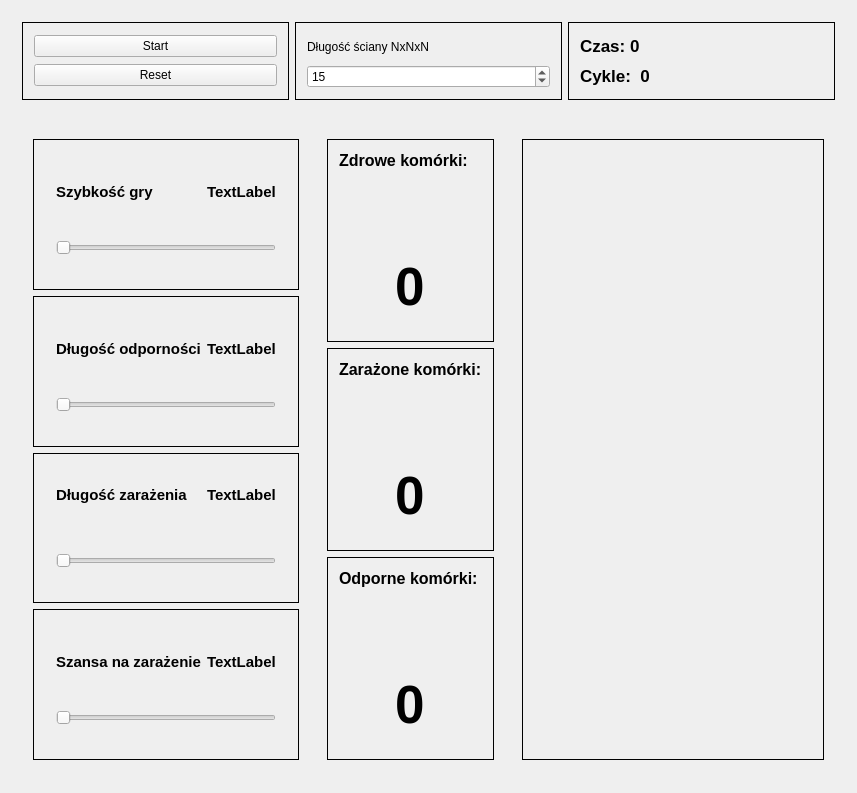
Qt form Nora3D/nora3d.ui (Bar-Lat/Nora3D) before a commit.
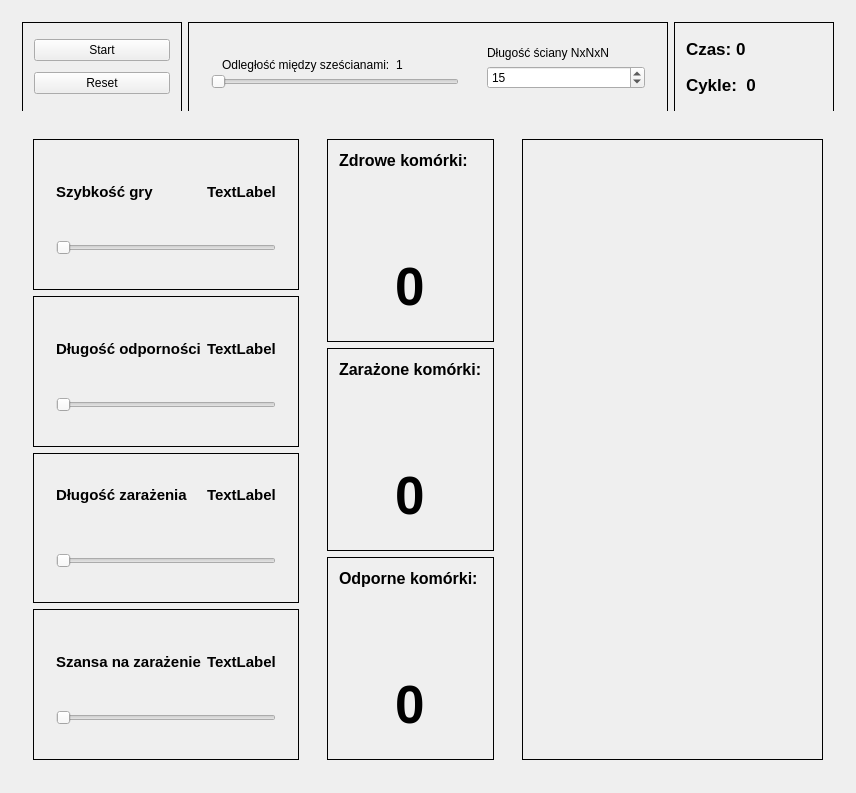
The same form after that commit.

Commit message: feature: added spacing slider

```diff
--- a/Nora3D/nora3d.ui
+++ b/Nora3D/nora3d.ui
@@ -6,7 +6,7 @@
    <rect>
     <x>0</x>
     <y>0</y>
-    <width>857</width>
+    <width>856</width>
     <height>793</height>
    </rect>
   </property>
@@ -20,6 +20,18 @@
    <layout class="QVBoxLayout" name="verticalLayout">
     <item>
      <widget class="QWidget" name="topWidget" native="true">
+      <property name="sizePolicy">
+       <sizepolicy hsizetype="Preferred" vsizetype="Preferred">
+        <horstretch>0</horstretch>
+        <verstretch>0</verstretch>
+       </sizepolicy>
+      </property>
+      <property name="minimumSize">
+       <size>
+        <width>0</width>
+        <height>0</height>
+       </size>
+      </property>
       <property name="maximumSize">
        <size>
         <width>16777215</width>
@@ -32,6 +44,18 @@
       <layout class="QHBoxLayout" name="horizontalLayout">
        <item>
         <widget class="QFrame" name="frame_4">
+         <property name="sizePolicy">
+          <sizepolicy hsizetype="Preferred" vsizetype="Preferred">
+           <horstretch>1</horstretch>
+           <verstretch>0</verstretch>
+          </sizepolicy>
+         </property>
+         <property name="minimumSize">
+          <size>
+           <width>0</width>
+           <height>90</height>
+          </size>
+         </property>
          <property name="autoFillBackground">
           <bool>true</bool>
          </property>
@@ -61,6 +85,18 @@
        </item>
        <item>
         <widget class="QFrame" name="frame_5">
+         <property name="sizePolicy">
+          <sizepolicy hsizetype="Preferred" vsizetype="Preferred">
+           <horstretch>3</horstretch>
+           <verstretch>0</verstretch>
+          </sizepolicy>
+         </property>
+         <property name="minimumSize">
+          <size>
+           <width>0</width>
+           <height>90</height>
+          </size>
+         </property>
          <property name="autoFillBackground">
           <bool>true</bool>
          </property>
@@ -70,25 +106,82 @@
          <property name="frameShadow">
           <enum>QFrame::Shadow::Plain</enum>
          </property>
-         <layout class="QVBoxLayout" name="verticalLayout_13">
+         <layout class="QHBoxLayout" name="horizontalLayout_12">
           <item>
-           <widget class="QLabel" name="label_4">
-            <property name="text">
-             <string>Długość ściany NxNxN</string>
+           <widget class="QWidget" name="widget_11" native="true">
+            <property name="sizePolicy">
+             <sizepolicy hsizetype="Preferred" vsizetype="Preferred">
+              <horstretch>3</horstretch>
+              <verstretch>0</verstretch>
+             </sizepolicy>
             </property>
+            <layout class="QVBoxLayout" name="verticalLayout_13">
+             <item>
+              <widget class="QWidget" name="widget_12" native="true">
+               <property name="minimumSize">
+                <size>
+                 <width>0</width>
+                 <height>40</height>
+                </size>
+               </property>
+               <layout class="QHBoxLayout" name="horizontalLayout_13">
+                <item>
+                 <widget class="QLabel" name="label_5">
+                  <property name="text">
+                   <string>Odległość między sześcianami:</string>
+                  </property>
+                 </widget>
+                </item>
+                <item>
+                 <widget class="QLabel" name="spacingLabel">
+                  <property name="text">
+                   <string>1</string>
+                  </property>
+                 </widget>
+                </item>
+               </layout>
+              </widget>
+             </item>
+             <item>
+              <widget class="QSlider" name="spacingSlider">
+               <property name="orientation">
+                <enum>Qt::Orientation::Horizontal</enum>
+               </property>
+              </widget>
+             </item>
+            </layout>
            </widget>
           </item>
           <item>
-           <widget class="QSpinBox" name="boardSize">
-            <property name="minimum">
-             <number>5</number>
+           <widget class="QWidget" name="widget_10" native="true">
+            <property name="sizePolicy">
+             <sizepolicy hsizetype="Preferred" vsizetype="Preferred">
+              <horstretch>2</horstretch>
+              <verstretch>0</verstretch>
+             </sizepolicy>
             </property>
-            <property name="maximum">
-             <number>50</number>
-            </property>
-            <property name="value">
-             <number>15</number>
-            </property>
+            <layout class="QVBoxLayout" name="verticalLayout_14">
+             <item>
+              <widget class="QLabel" name="label_4">
+               <property name="text">
+                <string>Długość ściany NxNxN</string>
+               </property>
+              </widget>
+             </item>
+             <item>
+              <widget class="QSpinBox" name="boardSize">
+               <property name="minimum">
+                <number>5</number>
+               </property>
+               <property name="maximum">
+                <number>50</number>
+               </property>
+               <property name="value">
+                <number>15</number>
+               </property>
+              </widget>
+             </item>
+            </layout>
            </widget>
           </item>
          </layout>
@@ -96,6 +189,18 @@
        </item>
        <item>
         <widget class="QFrame" name="frame_7">
+         <property name="sizePolicy">
+          <sizepolicy hsizetype="Preferred" vsizetype="Preferred">
+           <horstretch>1</horstretch>
+           <verstretch>0</verstretch>
+          </sizepolicy>
+         </property>
+         <property name="minimumSize">
+          <size>
+           <width>0</width>
+           <height>90</height>
+          </size>
+         </property>
          <property name="autoFillBackground">
           <bool>true</bool>
          </property>
@@ -137,6 +242,12 @@
     </item>
     <item>
      <widget class="QWidget" name="bottomWidget" native="true">
+      <property name="sizePolicy">
+       <sizepolicy hsizetype="Preferred" vsizetype="Preferred">
+        <horstretch>0</horstretch>
+        <verstretch>0</verstretch>
+       </sizepolicy>
+      </property>
       <property name="autoFillBackground">
        <bool>true</bool>
       </property>
```
The commit also changes 4 other files.
